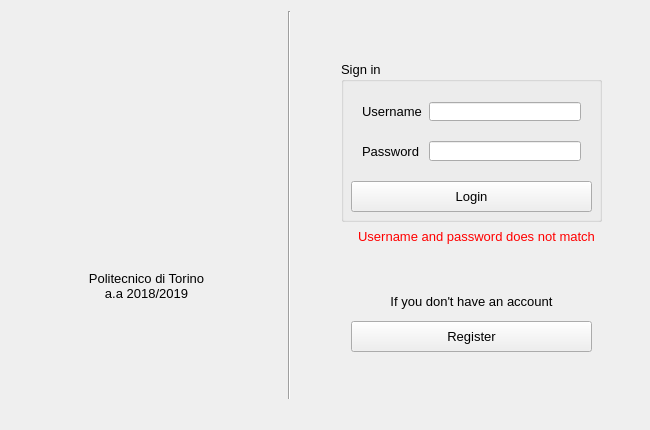
Before: the Qt Designer form textedit/welcomewindow.ui in pgallo725/livetext-pds, drawn with Qt 5.
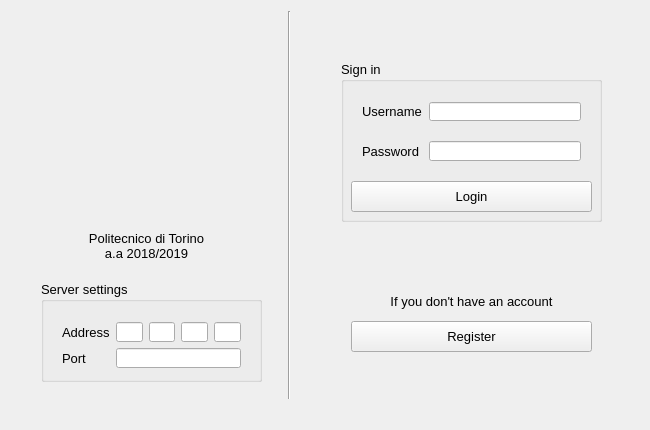
After: the same form once the commit is applied. Icons and pictures are not drawn.

Commit message: Landing page improvements Server/port input in login page Back button in Registration page Updated recent file list

```diff
--- a/textedit/welcomewindow.ui
+++ b/textedit/welcomewindow.ui
@@ -165,7 +165,7 @@
         <property name="geometry">
          <rect>
           <x>50</x>
-          <y>50</y>
+          <y>30</y>
           <width>171</width>
           <height>171</height>
          </rect>
@@ -178,9 +178,9 @@
         <property name="geometry">
          <rect>
           <x>50</x>
-          <y>260</y>
+          <y>220</y>
           <width>171</width>
-          <height>61</height>
+          <height>41</height>
          </rect>
         </property>
         <property name="text">
@@ -257,7 +257,7 @@
          </palette>
         </property>
         <property name="text">
-         <string>Username and password does not match</string>
+         <string/>
         </property>
         <property name="textFormat">
          <enum>Qt::AutoText</enum>
@@ -266,6 +266,110 @@
          <set>Qt::AlignCenter</set>
         </property>
        </widget>
+       <widget class="QGroupBox" name="groupBox_4">
+        <property name="geometry">
+         <rect>
+          <x>30</x>
+          <y>270</y>
+          <width>221</width>
+          <height>101</height>
+         </rect>
+        </property>
+        <property name="title">
+         <string>Server settings</string>
+        </property>
+        <widget class="QWidget" name="gridLayoutWidget">
+         <property name="geometry">
+          <rect>
+           <x>10</x>
+           <y>30</y>
+           <width>201</width>
+           <height>68</height>
+          </rect>
+         </property>
+         <layout class="QGridLayout" name="gridLayout_2">
+          <item row="0" column="1">
+           <widget class="QLineEdit" name="lineEdit_serverIP1">
+            <property name="maximumSize">
+             <size>
+              <width>30</width>
+              <height>16777215</height>
+             </size>
+            </property>
+            <property name="maxLength">
+             <number>3</number>
+            </property>
+           </widget>
+          </item>
+          <item row="0" column="2">
+           <widget class="QLineEdit" name="lineEdit_serverIP2">
+            <property name="maximumSize">
+             <size>
+              <width>30</width>
+              <height>16777215</height>
+             </size>
+            </property>
+            <property name="maxLength">
+             <number>3</number>
+            </property>
+           </widget>
+          </item>
+          <item row="0" column="3">
+           <widget class="QLineEdit" name="lineEdit_serverIP3">
+            <property name="maximumSize">
+             <size>
+              <width>30</width>
+              <height>16777215</height>
+             </size>
+            </property>
+            <property name="maxLength">
+             <number>3</number>
+            </property>
+           </widget>
+          </item>
+          <item row="0" column="4">
+           <widget class="QLineEdit" name="lineEdit_serverIP4">
+            <property name="maximumSize">
+             <size>
+              <width>30</width>
+              <height>16777215</height>
+             </size>
+            </property>
+            <property name="maxLength">
+             <number>3</number>
+            </property>
+           </widget>
+          </item>
+          <item row="1" column="1" colspan="4">
+           <widget class="QLineEdit" name="lineEdit_serverPort">
+            <property name="maximumSize">
+             <size>
+              <width>16777215</width>
+              <height>16777215</height>
+             </size>
+            </property>
+            <property name="maxLength">
+             <number>32</number>
+            </property>
+           </widget>
+          </item>
+          <item row="1" column="0">
+           <widget class="QLabel" name="label_5">
+            <property name="text">
+             <string>Port</string>
+            </property>
+           </widget>
+          </item>
+          <item row="0" column="0">
+           <widget class="QLabel" name="label_2">
+            <property name="text">
+             <string>Address</string>
+            </property>
+           </widget>
+          </item>
+         </layout>
+        </widget>
+       </widget>
       </widget>
       <widget class="QWidget" name="page_register">
        <widget class="QGroupBox" name="groupBox_3">
```
Left out of the diff: 90 changed lines with no effect on the pictures. The commit also changes 6 other files.
